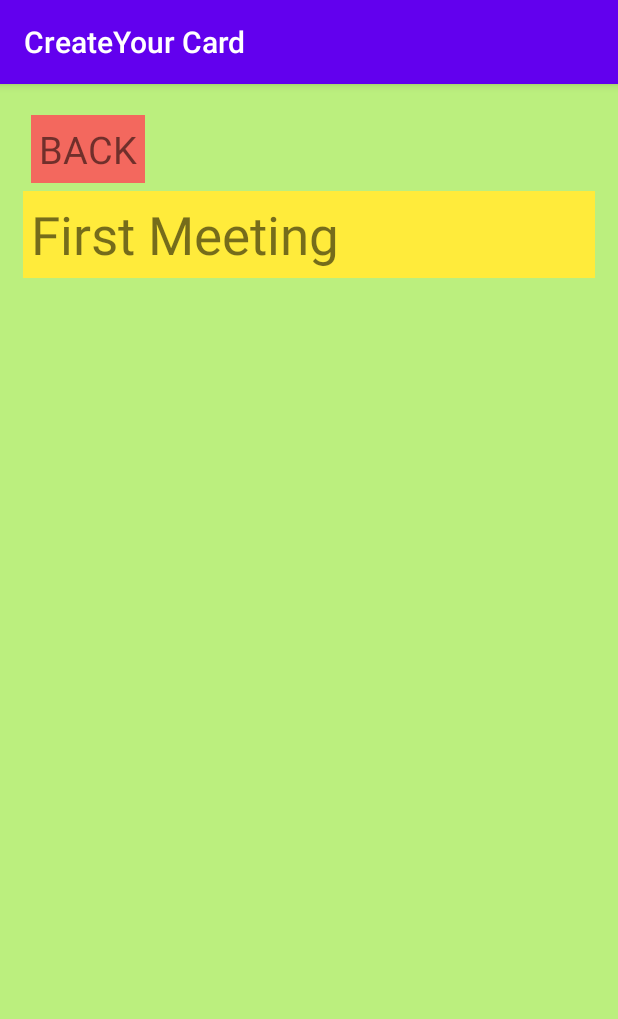
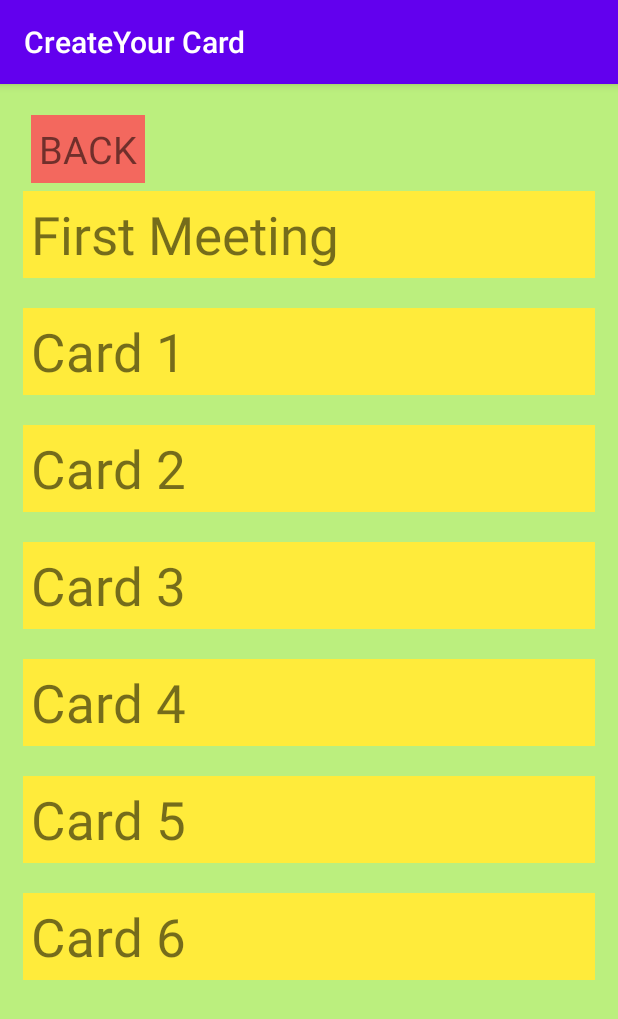
Before and after one commit to NKNehak/Card-Creator, an Android app: the list screen opened directly, with no data from a screen before it, on a phone screen of 412 x 824 dp. Shown: the top 1019 px of the screen. Run offline under Robolectric (Android 15) with nearby library versions, the light colour scheme and no system bars.

Commit message:
Added list items layout

```diff
--- a/app/src/main/res/layout/list.xml
+++ b/app/src/main/res/layout/list.xml
@@ -26,5 +26,61 @@
         android:textSize="35sp"
         android:padding="5dp"/>
 
+     <TextView
+        android:id="@+id/c1"
+        android:layout_marginTop="20dp"
+        android:layout_width="match_parent"
+        android:layout_height="wrap_content"
+        android:background="#FFEB3B"
+        android:text="Card 1"
+        android:textSize="35sp"
+        android:padding="5dp"/>
+    <TextView
+        android:id="@+id/c2"
+        android:layout_marginTop="20dp"
+        android:layout_width="match_parent"
+        android:layout_height="wrap_content"
+        android:background="#FFEB3B"
+        android:text="Card 2"
+        android:textSize="35sp"
+        android:padding="5dp"/>
+    <TextView
+        android:id="@+id/c3"
+        android:layout_marginTop="20dp"
+        android:layout_width="match_parent"
+        android:layout_height="wrap_content"
+        android:background="#FFEB3B"
+        android:text="Card 3"
+        android:textSize="35sp"
+        android:padding="5dp"/>
+    <TextView
+        android:id="@+id/c4"
+        android:layout_marginTop="20dp"
+        android:layout_width="match_parent"
+        android:layout_height="wrap_content"
+        android:background="#FFEB3B"
+        android:text="Card 4"
+        android:textSize="35sp"
+        android:padding="5dp"/>
+    <TextView
+        android:id="@+id/c5"
+        android:layout_marginTop="20dp"
+        android:layout_width="match_parent"
+        android:layout_height="wrap_content"
+        android:background="#FFEB3B"
+        android:text="Card 5"
+        android:textSize="35sp"
+        android:padding="5dp"/>
+    <TextView
+        android:id="@+id/c6"
+        android:layout_marginTop="20dp"
+        android:layout_width="match_parent"
+        android:layout_height="wrap_content"
+        android:background="#FFEB3B"
+        android:text="Card 6"
+        android:textSize="35sp"
+        android:padding="5dp"/>
+
+
 
 </LinearLayout>
```
